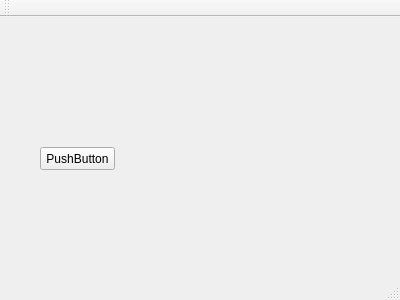
Above: src/mainwindow.ui from bycym/chordRecognition before the change. Below: the same form after it.
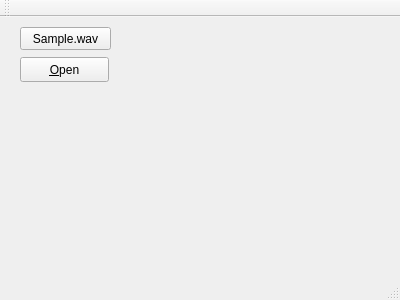
That is the form after the change.

The edit to the form file:
```diff
--- a/src/mainwindow.ui
+++ b/src/mainwindow.ui
@@ -17,14 +17,27 @@
    <widget class="QPushButton" name="pushButton">
     <property name="geometry">
      <rect>
-      <x>40</x>
-      <y>130</y>
-      <width>75</width>
+      <x>20</x>
+      <y>10</y>
+      <width>91</width>
       <height>23</height>
      </rect>
     </property>
     <property name="text">
-     <string>PushButton</string>
+     <string>Sample.wav</string>
+    </property>
+   </widget>
+   <widget class="QPushButton" name="openButton">
+    <property name="geometry">
+     <rect>
+      <x>20</x>
+      <y>40</y>
+      <width>89</width>
+      <height>25</height>
+     </rect>
+    </property>
+    <property name="text">
+     <string>&amp;Open</string>
     </property>
    </widget>
   </widget>
```
Left out of the diff: 2 changed lines with no effect on the pictures.
